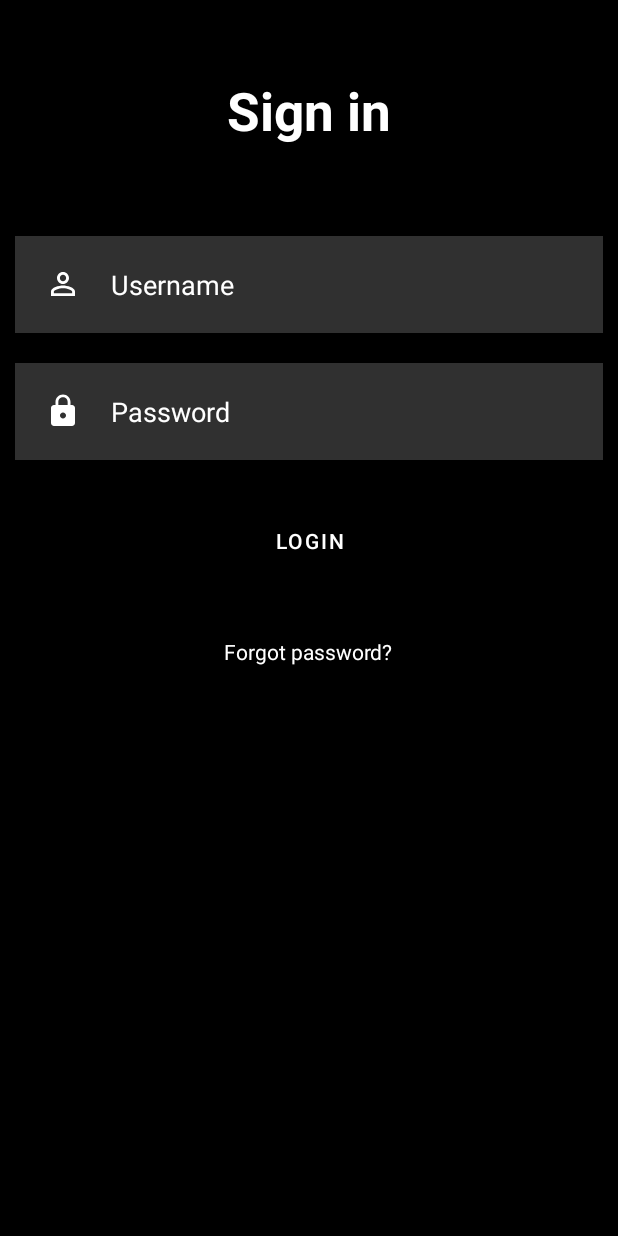
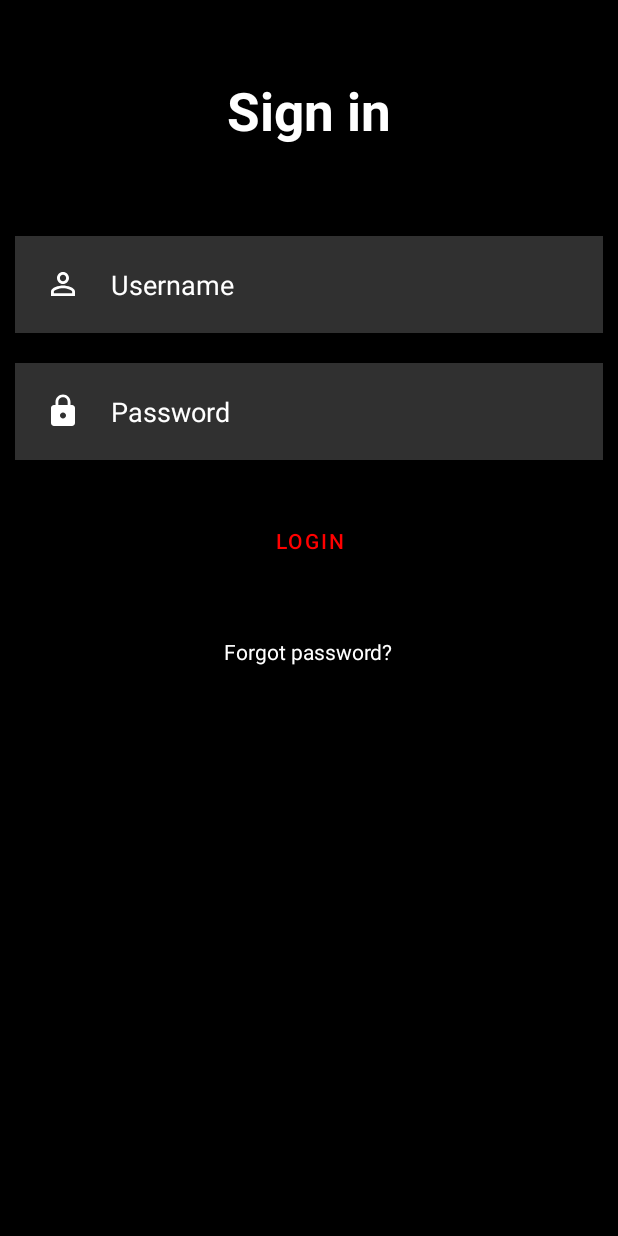
Before and after one commit to HIImaTsu/Centrists, an Android app: the screen it shows after launch (MainActivity), after a tap on "LOGIN", on a phone screen of 412 x 824 dp. Run offline under Robolectric (Android 15) with nearby library versions, the phone set to English and light mode, and no system bars.

Commit message:
/MainActivity add fun

```diff
--- a/app/src/main/java/com/example/carbon_app/MainActivity.kt
+++ b/app/src/main/java/com/example/carbon_app/MainActivity.kt
@@ -2,23 +2,33 @@ package com.example.carbon_app
 
 import androidx.appcompat.app.AppCompatActivity
 import android.os.Bundle
-import android.view.View
 import android.widget.Button
 import android.widget.TextView
-import com.google.android.material.button.MaterialButton
+import android.widget.Toast
 
 class MainActivity : AppCompatActivity() {
     override fun onCreate(savedInstanceState: Bundle?) {
         super.onCreate(savedInstanceState)
         setContentView(R.layout.login)
 
-        val username = (findViewById<TextView>(R.id.username))
-        val password = (findViewById<TextView>(R.id.password))
+        val login2: Button = findViewById(R.id.loginbtn)
+        login2.setOnClickListener{onClick()}
 
-        var loginbtn = (findViewById<MaterialButton>(R.id.loginbtn))
+    }
 
-        loginbtn.setOnClickListener(View.OnClickListener {
-//pustota zapolni
-        })
+    private fun onClick(){
+
+        val username : TextView  = findViewById(R.id.username)
+        val password : TextView = findViewById(R.id.password)
+
+        if(username.text.toString() == "admin" && password.text.toString() == "admin"){
+            Toast.makeText(applicationContext,"LOGIN SUCCESSFUL", Toast.LENGTH_SHORT).show()
+        }else
+            Toast.makeText(applicationContext,"LOGIN FAILED!!!", Toast.LENGTH_SHORT).show()
+
+
+
     }
+
+
 }
--- a/app/src/main/res/layout/login.xml
+++ b/app/src/main/res/layout/login.xml
@@ -50,15 +50,18 @@
         />
 
     <com.google.android.material.button.MaterialButton
+        android:id="@+id/loginbtn"
         android:layout_width="wrap_content"
         android:layout_height="wrap_content"
-        android:id="@+id/loginbtn"
         android:layout_below="@+id/password"
+        android:layout_centerHorizontal="true"
+        android:layout_marginStart="20dp"
+        android:layout_marginTop="20dp"
+        android:layout_marginEnd="20dp"
+        android:layout_marginBottom="20dp"
+        android:backgroundTint="@color/design_default_color_on_secondary"
         android:text="LOGIN"
-        android:backgroundTint="@color/design_default_color_on_secondary"
-        android:layout_centerHorizontal="true"
-        android:layout_margin="20dp"
-        />
+        android:textColor="#FF0000" />
 
     <TextView
         android:layout_width="wrap_content"
```
